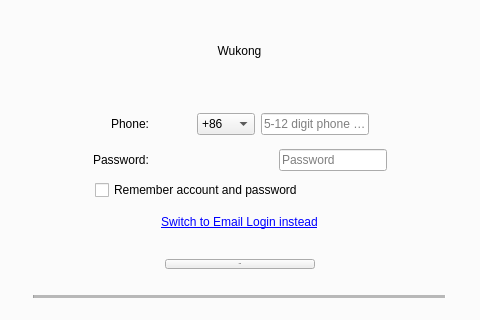
The window that DesktopApp/desktopapp.ui (michaelfong2017/landmark-annotator-desktop) describes before a commit, drawn with Qt 5; both pictures show x 403 to 883 and y 304 to 624 of the 1285 by 920 pixel window.
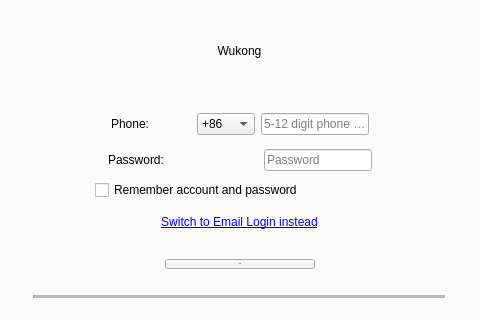
The same window after the commit. The open tabs and pages were chosen to show the change.

Commit message: - Complete email/phone login function.

Diff of the .ui file:
```diff
--- a/DesktopApp/desktopapp.ui
+++ b/DesktopApp/desktopapp.ui
@@ -911,10 +911,16 @@
              </property>
              <property name="minimumSize">
               <size>
-               <width>180</width>
+               <width>150</width>
                <height>0</height>
               </size>
              </property>
+             <property name="maximumSize">
+              <size>
+               <width>16777215</width>
+               <height>16777215</height>
+              </size>
+             </property>
              <property name="styleSheet">
               <string notr="true">font: 20px &quot;MS Shell Dlg 2&quot;;</string>
              </property>
```
The commit also changes 2 other files.
